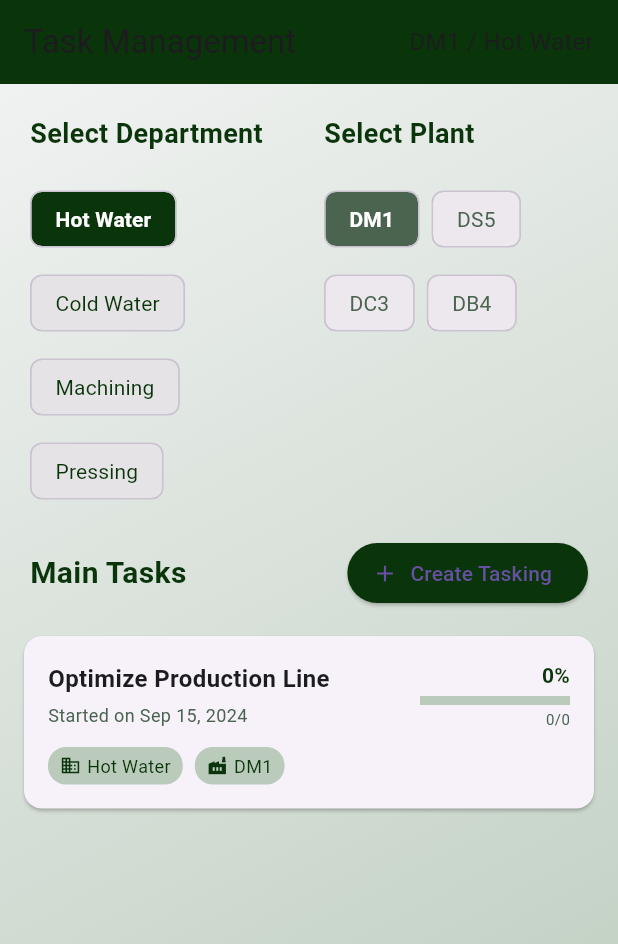
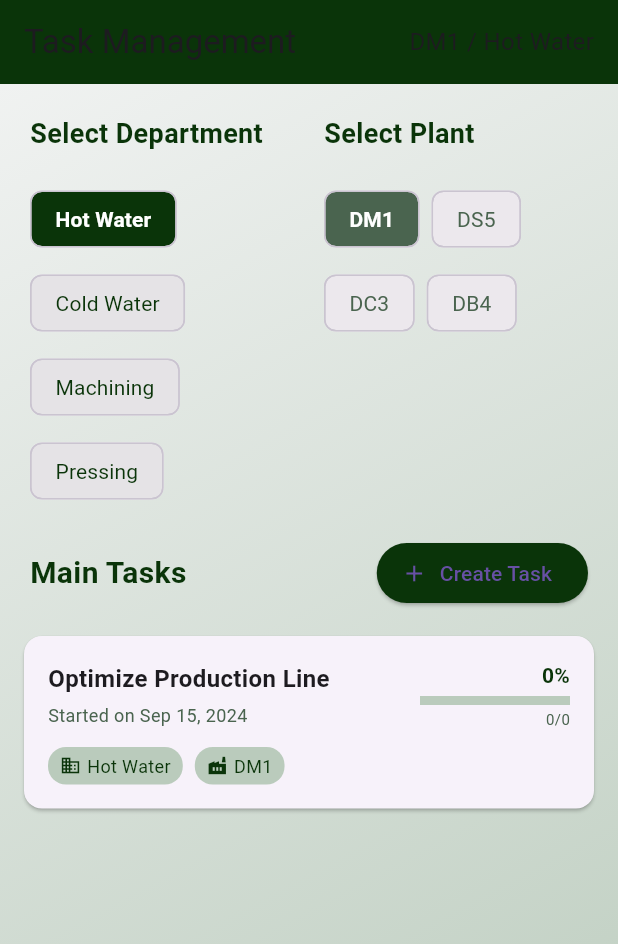
Before and after one commit to Mertyandimata/productiontaskappflutter, a Flutter app: the screen it shows after launch, on a phone screen of 412 x 824 dp. Shown: the top 944 px of the screen. Run offline on Flutter 3.47's test engine with Material 3 defaults, Android fonts, the light colour scheme and no system bars.

Commit message:
main page last edit

```diff
--- a/lib/screens/TaskManagementPage.dart
+++ b/lib/screens/TaskManagementPage.dart
@@ -80,7 +80,7 @@ class _TaskManagementPageState extends State<TaskManagementPage> {
                   ElevatedButton.icon(
                     onPressed: _showCreateTaskDialog,
                     icon: Icon(Icons.add),
-                    label: Text('Create Tasking'),
+                    label: Text('Create Task'),
                     style: ElevatedButton.styleFrom(backgroundColor: AppColors.primary),
                   ),
                 ],
```
